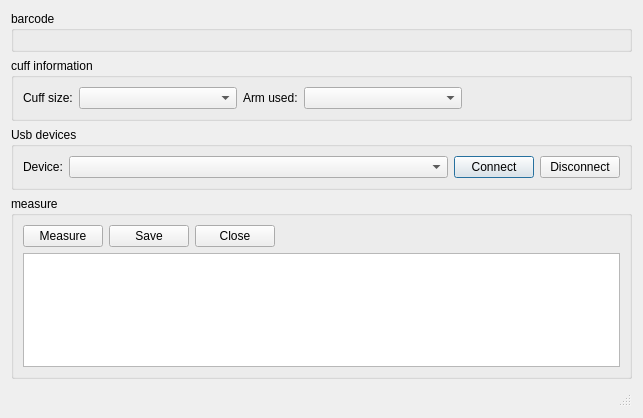
Qt form src/prototype/BloodPressure/MainWindow.ui (inglis-dl/cypress) before a commit.
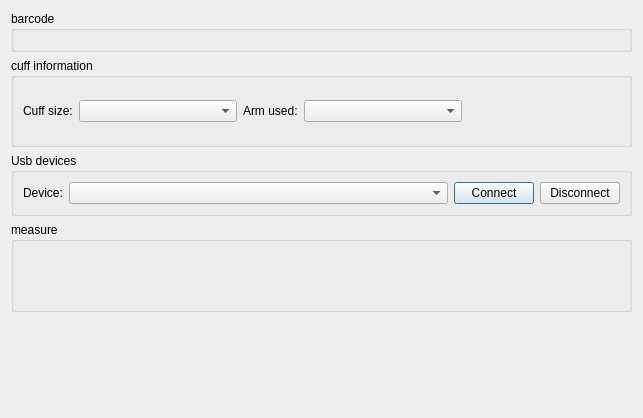
The same form after that commit. Custom widgets are drawn as their Qt base class.

Diff of the .ui file:
```diff
--- a/src/prototype/BloodPressure/MainWindow.ui
+++ b/src/prototype/BloodPressure/MainWindow.ui
@@ -177,51 +177,17 @@
      </property>
      <layout class="QVBoxLayout" name="verticalLayout">
       <item>
-       <layout class="QHBoxLayout" name="horizontalLayout_3">
-        <item>
-         <widget class="QPushButton" name="measureButton">
-          <property name="text">
-           <string>Measure</string>
-          </property>
-         </widget>
-        </item>
-        <item>
-         <widget class="QPushButton" name="saveButton">
-          <property name="text">
-           <string>Save</string>
-          </property>
-         </widget>
-        </item>
-        <item>
-         <widget class="QPushButton" name="closeButton">
-          <property name="text">
-           <string>Close</string>
-          </property>
-         </widget>
-        </item>
-        <item>
-         <spacer name="horizontalSpacer_3">
-          <property name="orientation">
-           <enum>Qt::Horizontal</enum>
-          </property>
-          <property name="sizeHint" stdset="0">
-           <size>
-            <width>40</width>
-            <height>20</height>
-           </size>
-          </property>
-         </spacer>
-        </item>
-       </layout>
-      </item>
-      <item>
-       <widget class="QTableView" name="testdataTableView"/>
+       <widget class="MeasureWidget" name="measureWidget" native="true"/>
       </item>
      </layout>
     </widget>
    </item>
    <item>
-    <widget class="QStatusBar" name="statusBar"/>
+    <widget class="QStatusBar" name="statusBar">
+     <property name="sizeGripEnabled">
+      <bool>false</bool>
+     </property>
+    </widget>
    </item>
   </layout>
  </widget>
@@ -232,6 +198,12 @@
    <header>../../widgets/BarcodeWidget.h</header>
    <container>1</container>
   </customwidget>
+  <customwidget>
+   <class>MeasureWidget</class>
+   <extends>QWidget</extends>
+   <header>../../widgets/MeasureWidget.h</header>
+   <container>1</container>
+  </customwidget>
  </customwidgets>
  <includes>
   <include location="local">../../widgets/BarcodeWidget.h</include>
```
Left out of the diff: 1 changed line with no effect on the pictures.
